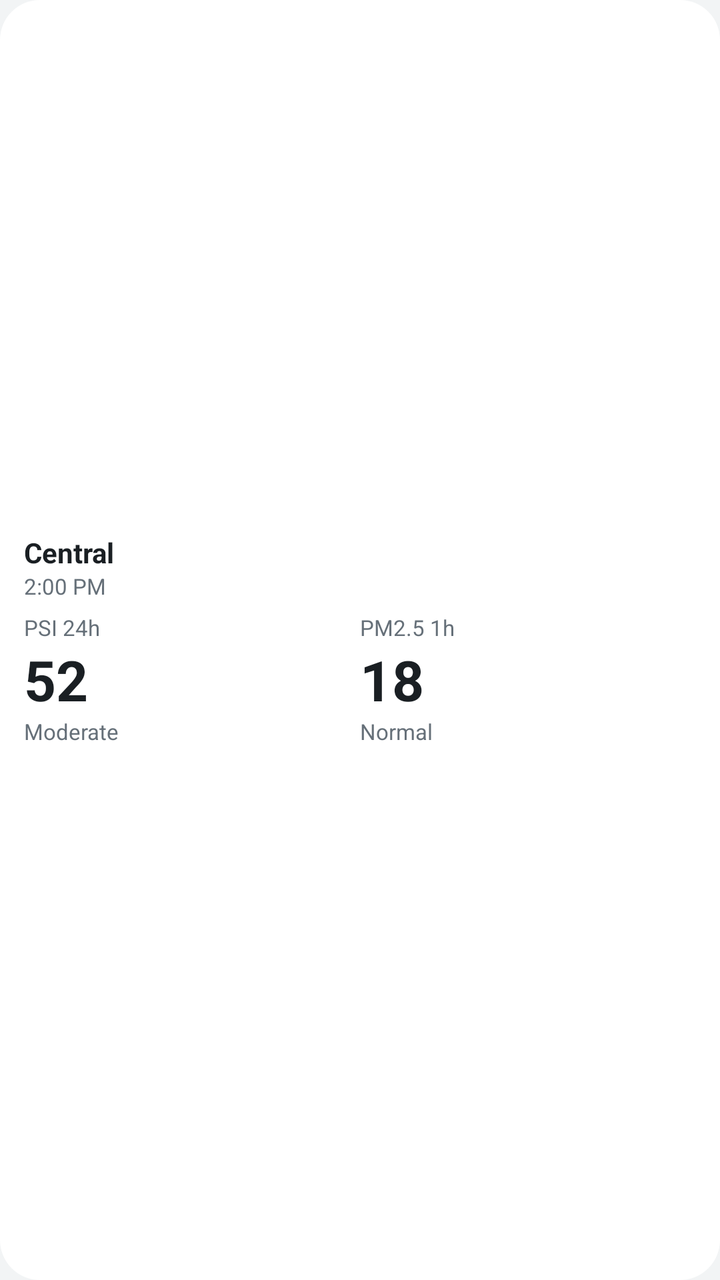
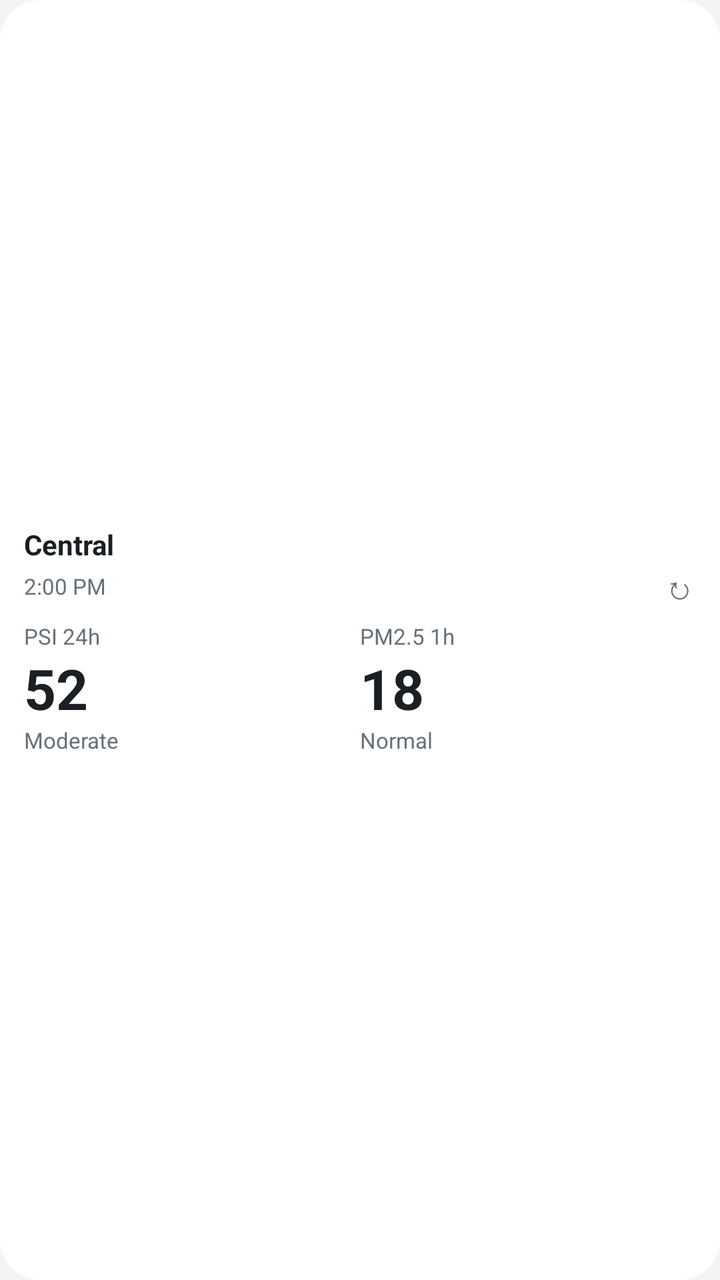

An Android layout rendered at two revisions. The XML below is the earlier revision; the diff shows what the commit changed to produce the second picture.
<!-- AndroidManifest.xml: application theme AppTheme -->
<!-- res/layout/widget.xml -->
<?xml version="1.0" encoding="utf-8"?>
<LinearLayout xmlns:android="http://schemas.android.com/apk/res/android"
    android:id="@+id/widget_root"
    android:layout_width="match_parent"
    android:layout_height="match_parent"
    android:background="@drawable/card_bg"
    android:gravity="center_vertical"
    android:orientation="vertical"
    android:padding="12dp">

    <TextView
        android:id="@+id/widget_region"
        android:layout_width="match_parent"
        android:layout_height="wrap_content"
        android:ellipsize="end"
        android:maxLines="1"
        android:text="Central"
        android:textColor="@color/text"
        android:textSize="14sp"
        android:textStyle="bold" />

    <TextView
        android:id="@+id/widget_time"
        android:layout_width="match_parent"
        android:layout_height="wrap_content"
        android:maxLines="1"
        android:text="2:00 PM"
        android:textColor="@color/text_muted"
        android:textSize="11sp" />

    <LinearLayout
        android:layout_width="match_parent"
        android:layout_height="wrap_content"
        android:layout_marginTop="6dp"
        android:orientation="horizontal">

        <LinearLayout
            android:layout_width="0dp"
            android:layout_height="wrap_content"
            android:layout_weight="1"
            android:orientation="vertical">

            <TextView
                android:id="@+id/widget_psi_label"
                android:layout_width="wrap_content"
                android:layout_height="wrap_content"
                android:text="PSI 24h"
                android:textColor="@color/text_muted"
                android:textSize="11sp" />

            <TextView
                android:id="@+id/widget_psi"
                android:layout_width="wrap_content"
                android:layout_height="wrap_content"
                android:text="52"
                android:textColor="@color/text"
                android:textSize="28sp"
                android:textStyle="bold" />

            <TextView
                android:id="@+id/widget_psi_band"
                android:layout_width="wrap_content"
                android:layout_height="wrap_content"
                android:maxLines="1"
                android:text="Moderate"
                android:textColor="@color/text_muted"
                android:textSize="11sp" />
        </LinearLayout>

        <LinearLayout
            android:layout_width="0dp"
            android:layout_height="wrap_content"
            android:layout_weight="1"
            android:orientation="vertical">

            <TextView
                android:id="@+id/widget_pm25_label"
                android:layout_width="wrap_content"
                android:layout_height="wrap_content"
                android:text="PM2.5 1h"
                android:textColor="@color/text_muted"
                android:textSize="11sp" />

            <TextView
                android:id="@+id/widget_pm25"
                android:layout_width="wrap_content"
                android:layout_height="wrap_content"
                android:text="18"
                android:textColor="@color/text"
                android:textSize="28sp"
                android:textStyle="bold" />

            <TextView
                android:id="@+id/widget_pm25_band"
                android:layout_width="wrap_content"
                android:layout_height="wrap_content"
                android:maxLines="1"
                android:text="Normal"
                android:textColor="@color/text_muted"
                android:textSize="11sp" />
        </LinearLayout>
    </LinearLayout>
</LinearLayout>
<!-- resources referenced by this layout -->
<resources>
  <color name="text">#1A1F23</color>
  <color name="text_muted">#667079</color>
  <!-- drawable card_bg (drawable) -->
  <shape xmlns:android="http://schemas.android.com/apk/res/android">
      <solid android:color="@color/card" />
      <corners android:radius="20dp" />
  </shape>
  <style name="AppTheme" parent="android:Theme.DeviceDefault.DayNight">
          <item name="android:windowActionBar">false</item>
          <item name="android:windowNoTitle">true</item>
          <item name="android:windowBackground">@color/bg</item>
          <item name="android:colorAccent">@color/accent</item>
          <item name="android:windowLightStatusBar">@bool/light_bars</item>
          <item name="android:windowLightNavigationBar">@bool/light_bars</item>
      </style>
  <color name="card">@color/card_light</color>
  <color name="bg">#F2F4F5</color>
  <color name="accent">#1F7A8C</color>
  <color name="card_light">#FFFFFF</color>
</resources>

<!-- the commit's change to res/layout/widget.xml (unified diff, before → after) -->
@@ -19,14 +19,40 @@
         android:textSize="14sp"
         android:textStyle="bold" />
 
-    <TextView
-        android:id="@+id/widget_time"
+    <LinearLayout
         android:layout_width="match_parent"
         android:layout_height="wrap_content"
-        android:maxLines="1"
-        android:text="2:00 PM"
-        android:textColor="@color/text_muted"
-        android:textSize="11sp" />
+        android:gravity="center_vertical"
+        android:orientation="horizontal">
+
+        <TextView
+            android:id="@+id/widget_time"
+            android:layout_width="0dp"
+            android:layout_height="wrap_content"
+            android:layout_weight="1"
+            android:ellipsize="end"
+            android:maxLines="1"
+            android:text="2:00 PM"
+            android:textColor="@color/text_muted"
+            android:textSize="11sp" />
+
+        
+        <TextView
+            android:id="@+id/widget_refresh"
+            android:layout_width="wrap_content"
+            android:layout_height="wrap_content"
+            android:layout_marginTop="-10dp"
+            android:layout_marginEnd="-8dp"
+            android:layout_marginBottom="-10dp"
+            android:contentDescription="@string/refresh"
+            android:paddingStart="12dp"
+            android:paddingTop="10dp"
+            android:paddingEnd="8dp"
+            android:paddingBottom="10dp"
+            android:text="↻"
+            android:textColor="@color/text_muted"
+            android:textSize="16sp" />
+    </LinearLayout>
 
     <LinearLayout
         android:layout_width="match_parent"
<!-- resource entries referenced after the edit -->
@@ -7,6 +7,7 @@
       <solid android:color="@color/card" />
       <corners android:radius="20dp" />
   </shape>
+  <string name="refresh">Refresh</string>
   <style name="AppTheme" parent="android:Theme.DeviceDefault.DayNight">
           <item name="android:windowActionBar">false</item>
           <item name="android:windowNoTitle">true</item>
